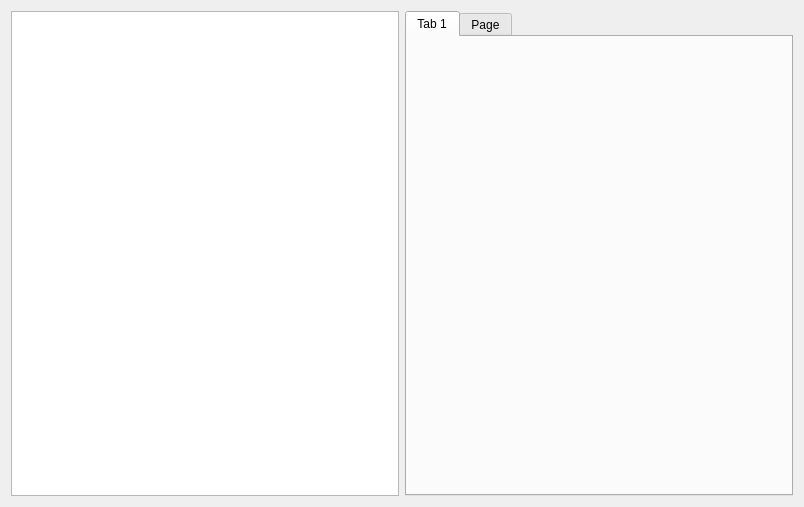
Qt form ui/main.ui (sempr-tk/sempr-gui) before a commit.
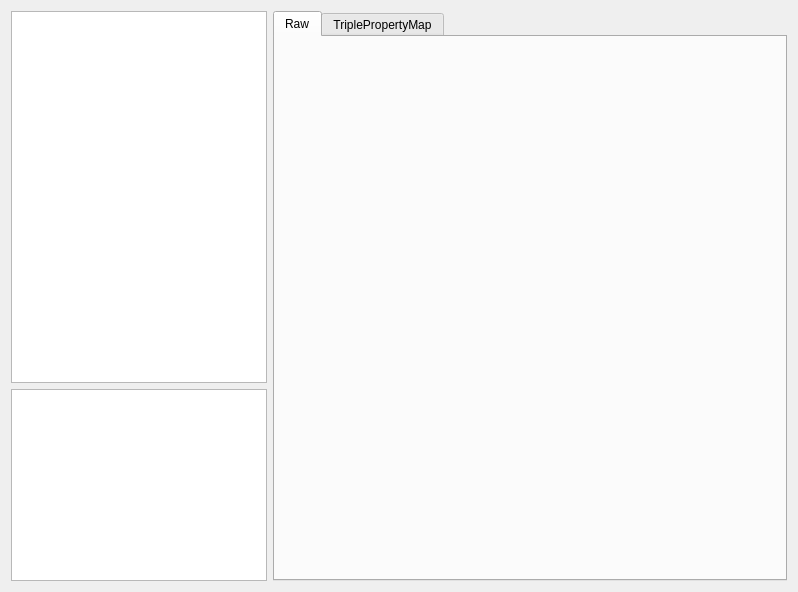
The same form after that commit. Custom widgets are drawn as their Qt base class.

Commit message: added crude history for debugging purposes

What changed in the file:
```diff
--- a/ui/main.ui
+++ b/ui/main.ui
@@ -6,34 +6,64 @@
    <rect>
     <x>0</x>
     <y>0</y>
-    <width>804</width>
-    <height>507</height>
+    <width>798</width>
+    <height>592</height>
    </rect>
   </property>
   <property name="windowTitle">
    <string>Form</string>
   </property>
   <layout class="QGridLayout" name="gridLayout">
-   <item row="0" column="0">
-    <widget class="QTreeView" name="treeView"/>
-   </item>
-   <item row="0" column="1">
+   <item row="0" column="3">
     <widget class="QTabWidget" name="tabWidget">
+     <property name="sizePolicy">
+      <sizepolicy hsizetype="Expanding" vsizetype="Expanding">
+       <horstretch>0</horstretch>
+       <verstretch>0</verstretch>
+      </sizepolicy>
+     </property>
      <property name="currentIndex">
       <number>0</number>
      </property>
      <widget class="sempr::gui::RawComponentWidget" name="tabRawComponent">
       <attribute name="title">
-       <string>Tab 1</string>
+       <string>Raw</string>
       </attribute>
      </widget>
      <widget class="sempr::gui::TriplePropertyMapWidget" name="tabTriplePropertyMap">
       <attribute name="title">
-       <string>Page</string>
+       <string>TriplePropertyMap</string>
       </attribute>
      </widget>
     </widget>
    </item>
+   <item row="0" column="2">
+    <layout class="QVBoxLayout" name="verticalLayout">
+     <item>
+      <widget class="QTreeView" name="treeView">
+       <property name="sizePolicy">
+        <sizepolicy hsizetype="Preferred" vsizetype="Expanding">
+         <horstretch>0</horstretch>
+         <verstretch>0</verstretch>
+        </sizepolicy>
+       </property>
+      </widget>
+     </item>
+     <item>
+      <widget class="QListWidget" name="historyList">
+       <property name="sizePolicy">
+        <sizepolicy hsizetype="Preferred" vsizetype="Fixed">
+         <horstretch>0</horstretch>
+         <verstretch>0</verstretch>
+        </sizepolicy>
+       </property>
+       <property name="editTriggers">
+        <set>QAbstractItemView::NoEditTriggers</set>
+       </property>
+      </widget>
+     </item>
+    </layout>
+   </item>
   </layout>
  </widget>
  <customwidgets>
```
The commit also changes 2 other files.
